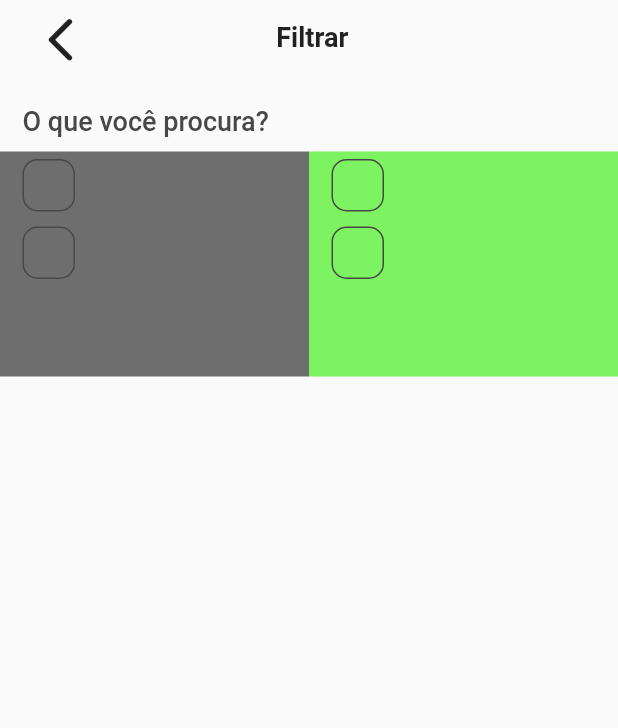
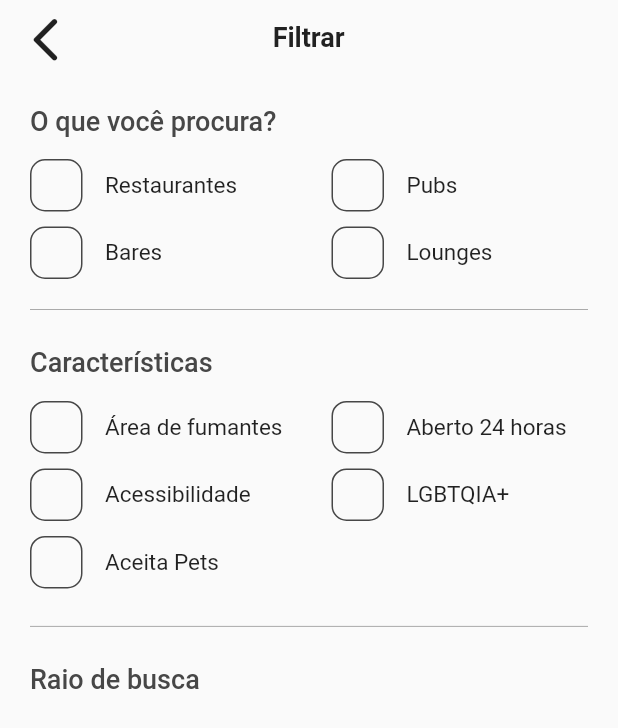
Before and after one commit to leooreina/lightz-app, a Flutter app: the screen it shows after launch, after a tap on the "tune" icon, on a phone screen of 412 x 824 dp. Shown: the top 728 px of the screen. Run offline on Flutter 3.47's test engine with Material 2 defaults, Android fonts, the light colour scheme and no system bars; our stand-ins replace hexcolor; network calls fail.

Commit message:
finishing implemented checkboxes

```diff
--- a/lib/pages/dashboard_page.dart
+++ b/lib/pages/dashboard_page.dart
@@ -5,6 +5,7 @@ import 'package:hexcolor/hexcolor.dart';
 import 'package:lightz/interfaces/description_list.dart';
 import 'package:lightz/interfaces/header_see_more_props.dart';
 import 'package:lightz/widgets/big_card_list_widget.dart';
+import 'package:lightz/widgets/divider_widget.dart';
 import 'package:lightz/widgets/header_see_more_widget.dart';
 import 'package:lightz/widgets/header_widget.dart';
 import 'package:lightz/widgets/navigation_bar_lightz_widget.dart';
@@ -75,11 +76,7 @@ class _DashboardPageState extends State<DashboardPage> {
               color: HexColor("#C432A8")),
           HeaderSeeMore(title: data[1].title),
           BigCardList(highlights: hightlightsList),
-          Container(
-            color: HexColor('#474747'),
-            height: 0.3,
-            margin: EdgeInsets.symmetric(horizontal: 15, vertical: 5),
-          ),
+          DividerSlash(),
           HeaderSeeMore(title: data[2].title),
           CardList(list: hightlightsList, fontWeight: FontWeight.w400,)
         ],
--- a/lib/pages/filter_page.dart
+++ b/lib/pages/filter_page.dart
@@ -2,6 +2,7 @@ import 'package:flutter/material.dart';
 import 'package:hexcolor/hexcolor.dart';
 import 'package:lightz/interfaces/checkbox_model.dart';
 import 'package:lightz/widgets/checkbox_widget.dart';
+import 'package:lightz/widgets/divider_widget.dart';
 import 'package:lightz/widgets/header_back_button_widget.dart';
 import 'package:lightz/widgets/header_widget.dart';
 
@@ -15,7 +16,22 @@ class FilterPage extends StatefulWidget {
 class _FilterPageState extends State<FilterPage> {
   bool isChecked = false;
 
-
+  List<Widget> _createCheckboxes(list) {
+    return List<Widget>.generate(list.length, (index) {
+      return CheckboxCustom(
+          item: CheckBoxModel(
+        texto: list[index],
+        isChecked: isChecked,
+        onChange: (value) {
+          isChecked = value;
+        },
+        backgroundColor: HexColor('#C432A8'),
+        borderColor: HexColor('#474747'),
+        size: 35,
+        iconSize: 25,
+      ));
+    });
+  }
 
   @override
   Widget build(BuildContext context) {
@@ -29,72 +45,50 @@ class _FilterPageState extends State<FilterPage> {
             mainAxisAlignment: MainAxisAlignment.start,
             children: [
               Container(
+                alignment: Alignment.topLeft,
+                padding: const EdgeInsets.only(left: 20),
+                height: 100,
+                width: width / 2,
+                child: Column(
+                  children: _createCheckboxes(["Restaurantes", "Bares"]),
+                )),
+              Container(
+                alignment: Alignment.topLeft,
+                padding: const EdgeInsets.only(left: 15),
+                height: 100,
+                width: width / 2,
+                child: Column(
+                  children: _createCheckboxes(["Pubs", "Lounges"]),
+                ),
+              )
+            ],
+          ),
+          DividerSlash(),
+          Header(title: 'Características', topMargin: 20),
+          Row(
+            mainAxisAlignment: MainAxisAlignment.start,
+            children: [
+              Container(
                   alignment: Alignment.topLeft,
-                  padding: EdgeInsets.only(left: 15),
+                  padding: EdgeInsets.only(left: 20),
                   height: 150,
                   width: width / 2,
-                  color: HexColor('#6e6e6e'),
                   child: Column(
-                    children: [
-                      CheckboxCustom(item: CheckBoxModel(
-                        texto: "Restaurantes",
-                        isChecked: isChecked,
-                        onChange: (value) {
-                          isChecked = value;
-                        },
-                        backgroundColor: HexColor('#C432A8'),
-                        borderColor: HexColor('#474747'),
-                        size: 35,
-                        iconSize: 25,
-                      )),
-                      CheckboxCustom(item: CheckBoxModel(
-                        texto: "Bares",
-                        isChecked: isChecked,
-                        onChange: (value) {
-                          isChecked = value;
-                        },
-                        backgroundColor: HexColor('#C432A8'),
-                        borderColor: HexColor('#474747'),
-                        size: 35,
-                        iconSize: 25,
-                      ))
-                    ],
+                    children: _createCheckboxes(["Área de fumantes", "Acessibilidade", "Aceita Pets"]),
                   )),
               Container(
                 alignment: Alignment.topLeft,
                 padding: EdgeInsets.only(left: 15),
                 height: 150,
                 width: width / 2,
-                color: HexColor('#7ef362'),
                 child: Column(
-                  children: [
-                    CheckboxCustom(item: CheckBoxModel(
-                      texto: "Pubs",
-                      isChecked: isChecked,
-                      onChange: (value) {
-                        isChecked = value;
-                      },
-                      backgroundColor: HexColor('#C432A8'),
-                      borderColor: HexColor('#474747'),
-                      size: 35,
-                      iconSize: 25,
-                    )),
-                    CheckboxCustom(item: CheckBoxModel(
-                      texto: "Lounges",
-                      isChecked: isChecked,
-                      onChange: (value) {
-                        isChecked = value;
-                      },
-                      backgroundColor: HexColor('#C432A8'),
-                      borderColor: HexColor('#474747'),
-                      size: 35,
-                      iconSize: 25,
-                    ))
-                  ],
+                  children: _createCheckboxes(['Aberto 24 horas', 'LGBTQIA+']),
                 ),
               )
             ],
-          )
+          ),
+          DividerSlash(),
+          Header(title: 'Raio de busca', topMargin: 20)
         ],
       ),
     );
--- a/lib/widgets/checkbox_widget.dart
+++ b/lib/widgets/checkbox_widget.dart
@@ -1,4 +1,5 @@
 import 'package:flutter/material.dart';
+import 'package:hexcolor/hexcolor.dart';
 import 'package:lightz/interfaces/checkbox_model.dart';
 
 class CheckboxCustom extends StatefulWidget {
@@ -28,7 +29,9 @@ class _CheckboxCustomState extends State<CheckboxCustom> {
           widget.item.onChange(isChecked);
         });
       },
-      child: AnimatedContainer(
+      child: Row(
+        children: [
+          AnimatedContainer(
             margin: EdgeInsets.symmetric(vertical: 5),
             height: widget.item.size ?? 28,
             width: widget.item.size ?? 28,
@@ -37,16 +40,32 @@ class _CheckboxCustomState extends State<CheckboxCustom> {
             decoration: BoxDecoration(
                 borderRadius: BorderRadius.circular(10.0),
                 color: isChecked
-                  ? widget.item.backgroundColor ?? Colors.blue
+                    ? widget.item.backgroundColor ?? Colors.deepPurple
                     : Colors.transparent,
-              border: Border.all(color: widget.item.borderColor ?? Colors.black)),
+                border: Border.all(
+                  color: isChecked
+                    ? widget.item.backgroundColor ?? Colors.deepPurple
+                    : HexColor('#474747'))
+                ),
             child: isChecked
                 ? Icon(
                     widget.item.icon ?? Icons.check,
                     color: widget.item.iconColor ?? Colors.white,
                     size: widget.item.iconSize ?? 20,
                   )
-              : null),
+                : null
+          ),
+          Container(
+            margin: const EdgeInsets.only(left: 15),
+            child: Text(
+              widget.item.texto,
+              style: const TextStyle(
+                fontSize: 15
+              ),
+            ),
+          )
+        ],
+      ),
     );
   }
 }
--- /dev/null
+++ b/lib/widgets/divider_widget.dart
@@ -0,0 +1,17 @@
+import 'package:flutter/material.dart';
+import 'package:hexcolor/hexcolor.dart';
+
+class DividerSlash extends StatelessWidget {
+  const DividerSlash({
+    Key? key,
+  }) : super(key: key);
+
+  @override
+  Widget build(BuildContext context) {
+    return Container(
+      color: HexColor('#474747'),
+      height: 0.3,
+      margin: EdgeInsets.symmetric(horizontal: 20, vertical: 5),
+    );
+  }
+}
--- a/lib/widgets/header_back_button_widget.dart
+++ b/lib/widgets/header_back_button_widget.dart
@@ -13,7 +13,7 @@ class HeaderBackButton extends StatelessWidget {
   Widget build(BuildContext context) {
     return Container(
       height: 50,
-      margin: const EdgeInsets.only(left: 15, right: 15),
+      margin: const EdgeInsets.only(left: 5, right: 15),
       child: Row(
         mainAxisAlignment: MainAxisAlignment.start,
         children: [
@@ -29,7 +29,7 @@ class HeaderBackButton extends StatelessWidget {
             mainAxisAlignment: MainAxisAlignment.center,
             children: [
               Padding(
-                padding: EdgeInsets.only(left: (width / 3.4)),
+                padding: EdgeInsets.only(left: (width / 3.2)),
                 child: Text(
                   title,
                   style: TextStyle(fontSize: 18, fontWeight: FontWeight.w600),
--- a/lib/widgets/header_see_more_widget.dart
+++ b/lib/widgets/header_see_more_widget.dart
@@ -14,7 +14,7 @@ class _HeaderSeeMoreState extends State<HeaderSeeMore> {
   @override
   Widget build(BuildContext context) {
     return Container(
-      margin: EdgeInsets.only(left: 15, bottom: 10, right: 15),
+      margin: EdgeInsets.only(left: 20, bottom: 10, right: 15),
       child: Row(
         mainAxisAlignment: MainAxisAlignment.spaceBetween,
         children: [
--- a/lib/widgets/header_widget.dart
+++ b/lib/widgets/header_widget.dart
@@ -10,7 +10,7 @@ class Header extends StatelessWidget {
   @override
   Widget build(BuildContext context) {
     return Container(
-        margin: EdgeInsets.only(left: 15, bottom: 10, top: this.topMargin),
+        margin: EdgeInsets.only(left: 20, bottom: 10, top: this.topMargin),
         child: Text(this.title,
             style: TextStyle(
                 color: HexColor('#474747'),
```
Lines whose indentation alone changed are shown as unchanged.
